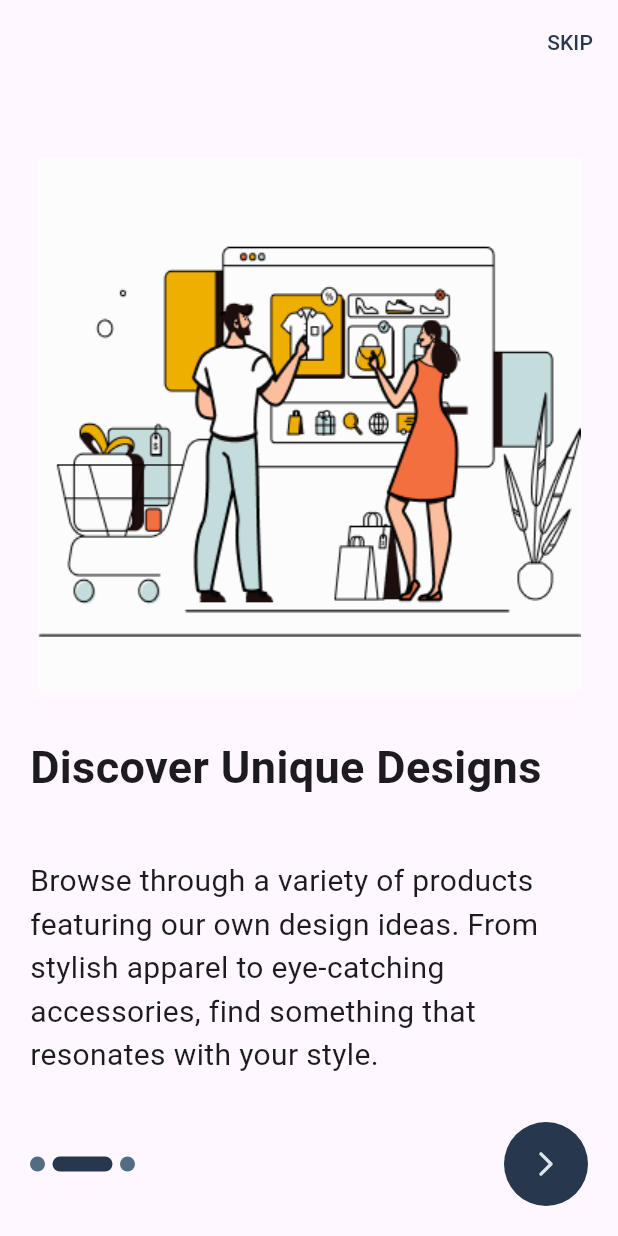
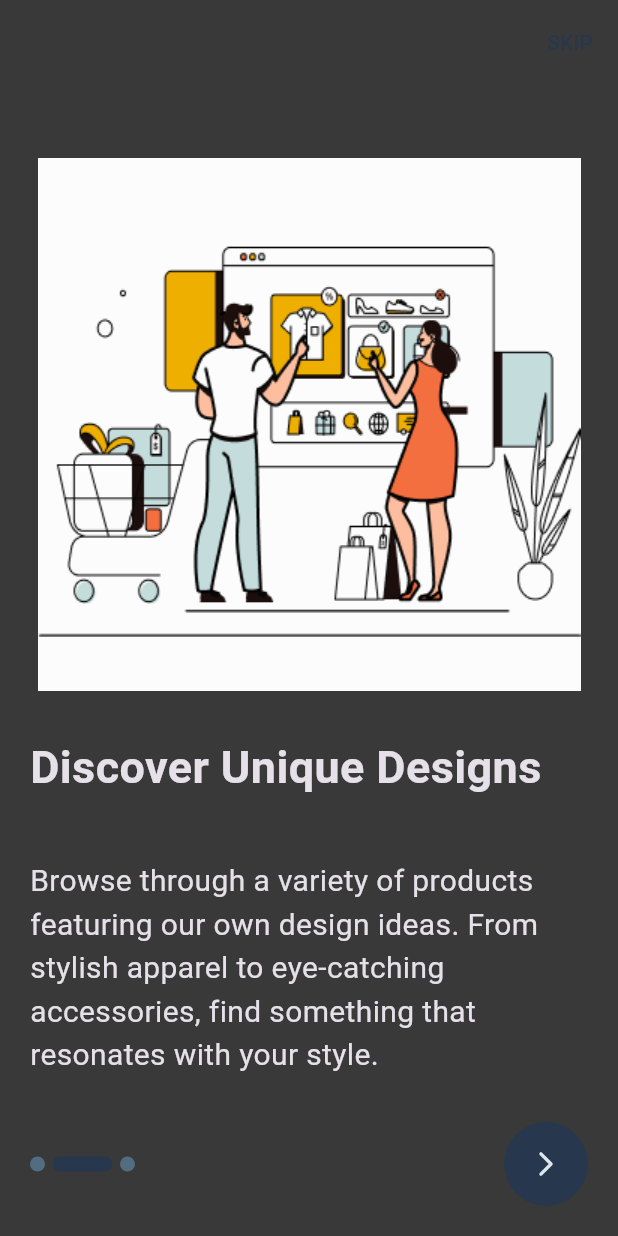
Before and after one commit to Mahmoud-Samir-Fathy/prenta, a Flutter app: the screen it shows after launch, after a tap on an icon or button, on a phone screen of 412 x 824 dp. Run offline on Flutter 3.47's test engine with Material 3 defaults, Android fonts, the phone set to English and light mode, and no system bars; drawn by our look-alikes of smooth_page_indicator; our stand-ins replace animated_bottom_navigation_bar, bloc, cloud_firestore, conditional_builder_null_safety, custom_radio_grouped_button, equatable and 14 more; accounts and stored records are empty.

Commit message:
8ert al layout

```diff
--- a/lib/main.dart
+++ b/lib/main.dart
@@ -2,6 +2,7 @@ import 'package:firebase_core/firebase_core.dart';
 import 'package:flutter/material.dart';
 import 'package:flutter_bloc/flutter_bloc.dart';
 import 'package:printa/shared/bloc_observer/bloc_observer.dart';
+import 'package:printa/shared/styles/themes.dart';
 import 'package:printa/view/homeScreen/home_Cubit.dart';
 import 'package:printa/view_model/prenta_layout/prenta_cubit.dart';
 import 'package:printa/view_model/prenta_layout/prenta_states.dart';
@@ -21,30 +22,38 @@ void main() async {
   uId = CacheHelper.getData(key: 'uId');
   print(uId);
   bool? onBoarding = CacheHelper.getData(key: 'OnBoarding');
-  runApp(MyApp(onBoarding: onBoarding, uId: uId));
+  bool? isDark=CacheHelper.getData(key:'isDark');
+
+  runApp(MyApp(
+    onBoarding: onBoarding,
+    uId: uId,
+    isDark: isDark,
+  ));
 }
 
 class MyApp extends StatelessWidget {
   final bool? onBoarding;
   final String? uId;
-  MyApp({this.onBoarding, this.uId});
+  final bool? isDark;
+  MyApp({this.onBoarding, this.uId, this.isDark});
 
   @override
   Widget build(BuildContext context) {
     return MultiBlocProvider(
       providers: [
-        BlocProvider(create: (context)=>PrentaCubit()..getUserData()),
-        BlocProvider(
-          create: (context) => HomeCubit(ProductRepository())..fetchProducts(),
-        ),
+        BlocProvider(create: (context)=>PrentaCubit()..getUserData()..changeMode(fromShared:  isDark)),
+        BlocProvider(create: (context) => HomeCubit(ProductRepository())..fetchProducts(),),
       ],
       child: BlocConsumer<PrentaCubit,PrentaStates>(
         listener: (BuildContext context, PrentaStates state){},
         builder: (BuildContext context, PrentaStates state){
           return
             MaterialApp(
+                theme: lightMode,
+                darkTheme: darkMode,
                 debugShowCheckedModeBanner: false,
-                home: SplashScreen(onBoarding: onBoarding, uId: uId)
+                themeMode: PrentaCubit.get(context).isDark?ThemeMode.dark:ThemeMode.light,
+                home: SplashScreen(onBoarding: onBoarding, uId: uId,  isDark:isDark)
             );
         },
       ),
--- a/lib/shared/styles/themes.dart
+++ b/lib/shared/styles/themes.dart
@@ -0,0 +1,39 @@
+import 'package:flutter/material.dart';
+import 'package:flutter/services.dart';
+import 'package:hexcolor/hexcolor.dart';
+
+ThemeData darkMode=ThemeData(
+  brightness: Brightness.dark,
+  floatingActionButtonTheme:const FloatingActionButtonThemeData(foregroundColor: Colors.white,backgroundColor: Colors.deepOrange) ,
+  scaffoldBackgroundColor: HexColor('#393939'),
+  appBarTheme: AppBarTheme(
+    systemOverlayStyle: SystemUiOverlayStyle(
+        statusBarBrightness: Brightness.dark,
+        statusBarColor: HexColor('#393939'),
+        statusBarIconBrightness: Brightness.light
+    ),
+    titleTextStyle: const TextStyle(color: Colors.white,fontSize: 25,fontWeight: FontWeight.bold,),
+    surfaceTintColor: HexColor('#393939'),
+    elevation: 0,
+    backgroundColor: HexColor('#393939'),
+    actionsIconTheme: const IconThemeData(color: Colors.white),
+  ),
+) ;
+
+ThemeData lightMode=ThemeData(
+  brightness: Brightness.light,
+  floatingActionButtonTheme:const FloatingActionButtonThemeData(foregroundColor: Colors.white,backgroundColor: Colors.blueAccent) ,
+  scaffoldBackgroundColor: Colors.white,
+  appBarTheme: const AppBarTheme(
+    systemOverlayStyle: SystemUiOverlayStyle(
+        statusBarBrightness: Brightness.light,
+        statusBarColor: Colors.white,
+        statusBarIconBrightness: Brightness.dark
+    ),
+    titleTextStyle: TextStyle(color: Colors.black,fontSize: 25,fontWeight: FontWeight.bold,),
+    surfaceTintColor: Colors.white,
+    elevation: 0,
+    backgroundColor: Colors.white,
+    actionsIconTheme: IconThemeData(color: Colors.black),
+  ),
+);
--- a/lib/view/Splashscreen/Splash_Screen.dart
+++ b/lib/view/Splashscreen/Splash_Screen.dart
@@ -8,8 +8,8 @@ import 'package:printa/view/layout/prenta_layout.dart';
 class SplashScreen extends StatefulWidget {
   final bool? onBoarding;
   final String? uId;
-
-  SplashScreen({this.onBoarding, this.uId});
+  final bool? isDark;
+  SplashScreen({this.onBoarding, this.uId,this.isDark});
 
   @override
   _SplashScreenState createState() => _SplashScreenState();
--- a/lib/view/edit_user_profile/edit_user_profile.dart
+++ b/lib/view/edit_user_profile/edit_user_profile.dart
@@ -37,7 +37,7 @@ class edit_profile extends StatelessWidget {
               leading: IconButton(
                 icon: Icon(Ionicons.chevron_back_outline),
                 onPressed: () {
-                  navigateTo(context, profile_screen());
+                  Navigator.pop(context);
                 },
               ),
               title: Text('Edit Profile'),
--- a/lib/view/layout/prenta_layout.dart
+++ b/lib/view/layout/prenta_layout.dart
@@ -30,13 +30,13 @@ class _prenta_layoutState extends State<prenta_layout> {
             onPressed:(){
               navigateTo(context, customize());
             } ,
-            backgroundColor: firstColor,
-            child: Icon(Ionicons.shirt,color:forthColor),
+            backgroundColor:PrentaCubit.get(context).isDark?thirdColor:firstColor,
+            child: Icon(Ionicons.shirt,color:PrentaCubit.get(context).isDark?secondColor:forthColor),
           ),
           bottomNavigationBar: AnimatedBottomNavigationBar(
-            backgroundColor: firstColor,
-              inactiveColor: forthColor,
-              activeColor: thirdColor,
+            backgroundColor: PrentaCubit.get(context).isDark?thirdColor:firstColor,
+              inactiveColor: PrentaCubit.get(context).isDark?secondColor:forthColor,
+              activeColor: PrentaCubit.get(context).isDark?firstColor:thirdColor,
               gapLocation: GapLocation.center,
               notchSmoothness: NotchSmoothness.verySmoothEdge,
               icons: PrentaCubit.get(context).IconList,
--- a/lib/view/user_profile/profile.dart
+++ b/lib/view/user_profile/profile.dart
@@ -94,7 +94,9 @@ class profile_screen extends StatelessWidget {
                           Text('Change Themes'),
                           Spacer(),
                           IconButton(
-                            onPressed: () {},
+                            onPressed: () {
+                             cubit.changeMode();
+                            },
                             icon: Icon(Ionicons.chevron_forward_outline),
                           ),
                         ],
--- a/lib/view_model/prenta_layout/prenta_cubit.dart
+++ b/lib/view_model/prenta_layout/prenta_cubit.dart
@@ -9,6 +9,7 @@ import 'package:printa/view_model/prenta_layout/prenta_states.dart';
 import '../../models/user_model/user_model.dart';
 import 'package:firebase_storage/firebase_storage.dart';
 
+import '../../shared/network/local/cache_helper.dart';
 import '../../view/homeScreen/homescreen.dart';
 import '../../view/order_status/user_orders/user_orders.dart';
 import '../../view/user_profile/profile.dart';
@@ -140,4 +141,18 @@ class PrentaCubit extends Cubit<PrentaStates> {
       emit(UpdateUserInfoErrorState());
     });
   }
+
+
+  bool isDark=false;
+  void changeMode({bool? fromShared}) {
+    if(fromShared !=null){
+      isDark=fromShared;
+      emit(ThemeBrightnessChange());
+    }else {
+      isDark=!isDark;
+      CacheHelper.putBool(key: 'isDark', value: isDark).then((value) {
+        emit(ThemeBrightnessChange());
+      });
+    }
+  }
 }
--- a/lib/view_model/prenta_layout/prenta_states.dart
+++ b/lib/view_model/prenta_layout/prenta_states.dart
@@ -16,3 +16,6 @@ class UploadProfileImageErrorState extends PrentaStates{}
 class UpdateUserInfoErrorState extends PrentaStates{}
 
 class UpdateUserInfoLoadingState extends PrentaStates{}
+
+
+class ThemeBrightnessChange extends PrentaStates{}
```
